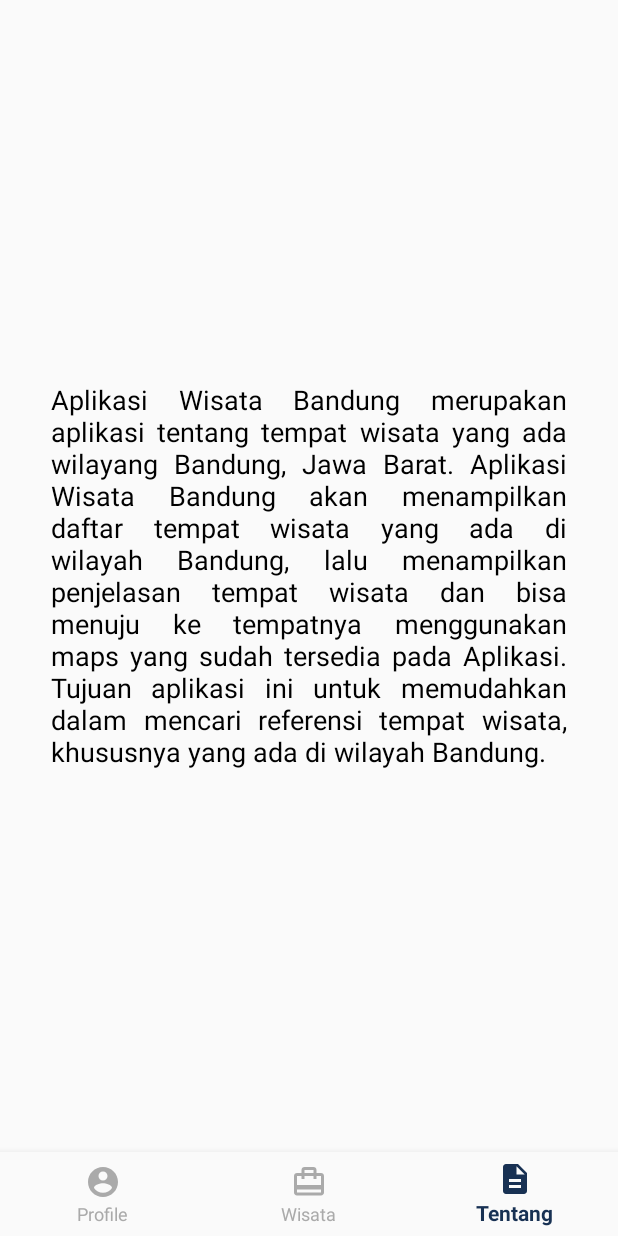
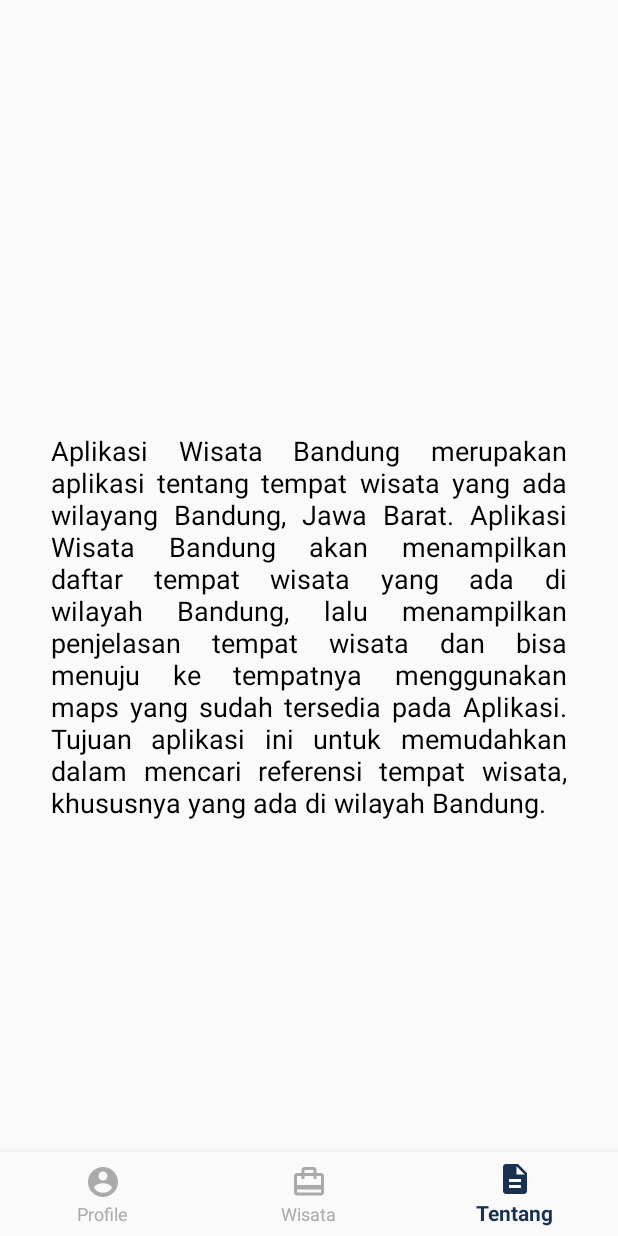
Before and after one commit to yabiyabi127/profilewisatabandung, an Android app: the screen it shows after launch (MainActivity), item 3 of the bottom bar chosen, on a phone screen of 412 x 824 dp. Run offline under Robolectric (Android 15) with nearby library versions, the phone set to English and light mode, and no system bars.

Commit message:
update
.bbb

```diff
--- a/app/src/main/AndroidManifest.xml
+++ b/app/src/main/AndroidManifest.xml
@@ -1,7 +1,7 @@
 <?xml version="1.0" encoding="utf-8"?>
 <manifest xmlns:android="http://schemas.android.com/apk/res/android"
     package="salam.aplikasi.wisatabandung">
-
+<!--  Nim :10117269 Nama :Harikurniawan kelas : IF-8-->
     <uses-permission android:name="android.permission.INTERNET" />
     <uses-permission android:name="android.permission.ACCESS_NETWORK_STATE" />
     <uses-permission android:name="android.permission.READ_EXTERNAL_STORAGE" />
--- a/app/src/main/res/color/bnv_tab_item_foreground.xml
+++ b/app/src/main/res/color/bnv_tab_item_foreground.xml
@@ -1,4 +1,5 @@
 <?xml version="1.0" encoding="utf-8"?>
+<!--    Nim :10117269 Nama :Harikurniawan kelas : IF-8-->
 <selector xmlns:android="http://schemas.android.com/apk/res/android">
     <item android:state_checked="true" android:color="@color/colorPrimary" />
     <item android:color="@android:color/darker_gray"/>
--- a/app/src/main/res/layout/activity_main.xml
+++ b/app/src/main/res/layout/activity_main.xml
@@ -10,22 +10,23 @@
         android:id="@+id/navigation"
         android:layout_width="match_parent"
         android:layout_height="wrap_content"
+        android:layout_alignParentBottom="true"
         android:layout_marginStart="0dp"
         android:layout_marginEnd="0dp"
         android:background="?android:attr/windowBackground"
-        android:layout_alignParentBottom="true"
-        app:labelVisibilityMode="labeled"
         app:itemIconTint="@color/bnv_tab_item_foreground"
         app:itemTextColor="@color/bnv_tab_item_foreground"
+        app:labelVisibilityMode="labeled"
         app:menu="@menu/navigation" />
 
     <FrameLayout
         android:id="@+id/frame_container"
+        android:layout_width="match_parent"
+        android:layout_height="674dp"
         android:layout_above="@id/navigation"
-        android:layout_width="match_parent"
-        android:layout_height="match_parent"
+        android:layout_marginBottom="1dp"
+        android:visibility="visible"
         app:layout_behavior="@string/appbar_scrolling_view_behavior"
-        app:layout_constraintBottom_toTopOf="@id/navigation"
-        android:visibility="visible"/>
+        app:layout_constraintBottom_toTopOf="@id/navigation" />
 
 </RelativeLayout>
--- a/app/src/main/res/layout/fragment_about.xml
+++ b/app/src/main/res/layout/fragment_about.xml
@@ -14,15 +14,15 @@
         android:layout_height="wrap_content">
 
         <TextView
+            android:layout_width="wrap_content"
+            android:layout_height="311dp"
             android:layout_gravity="center"
+            android:justificationMode="inter_word"
             android:padding="14dp"
+            android:text="@string/about"
             android:textColor="@android:color/black"
-            android:justificationMode="inter_word"
-            android:visibility="visible"
             android:textSize="18sp"
-            android:text="@string/about"
-            android:layout_width="wrap_content"
-            android:layout_height="wrap_content" />
+            android:visibility="visible" />
 
     </LinearLayout>
 </LinearLayout>
--- a/app/src/main/res/values/colors.xml
+++ b/app/src/main/res/values/colors.xml
@@ -5,3 +5,4 @@
     <color name="colorAccent">#03DAC5</color>
     <color name="Transparent">#00000000</color>
 </resources>
+<!--    Nim :10117269 Nama :Harikurniawan kelas : IF-8-->
--- a/app/src/main/res/values/strings.xml
+++ b/app/src/main/res/values/strings.xml
@@ -1,3 +1,4 @@
+<!--Nim :10117269 Nama :Harikurniawan kelas : IF-8-->
 <resources>
     <string name="app_name">Wisata Bandung</string>
     <!-- TODO: Remove or change this placeholder text -->
--- a/app/src/main/res/values/styles.xml
+++ b/app/src/main/res/values/styles.xml
@@ -1,5 +1,6 @@
 <resources>
     <!-- Base application theme. -->
+<!--    Nim :10117269 Nama :Harikurniawan kelas : IF-8-->
     <style name="AppTheme" parent="Theme.AppCompat.Light.DarkActionBar">
         <!-- Customize your theme here. -->
         <item name="colorPrimary">@color/colorPrimary</item>
```
Also changed, not shown: app/src/main/assets/destination.json (+41 -0 lines), app/src/main/res/layout/fragment_person.xml (+25 -22 lines).
